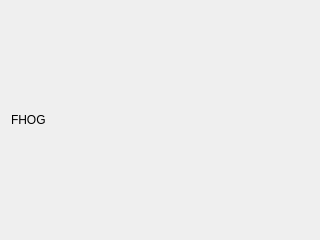
Above: widget.ui from annotatorproject/annotatorplugin_fhog before the change. Below: the same form after it.
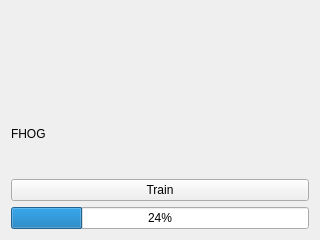
That is the form after the change.

```diff
--- a/widget.ui
+++ b/widget.ui
@@ -21,6 +21,27 @@
      </property>
     </widget>
    </item>
+   <item row="2" column="0">
+    <widget class="QPushButton" name="pushButton">
+     <property name="text">
+      <string>Train</string>
+     </property>
+    </widget>
+   </item>
+   <item row="3" column="0">
+    <widget class="QProgressBar" name="progressBar">
+     <property name="value">
+      <number>24</number>
+     </property>
+    </widget>
+   </item>
+   <item row="0" column="0">
+    <widget class="QLabel" name="objectPixmap">
+     <property name="text">
+      <string/>
+     </property>
+    </widget>
+   </item>
   </layout>
  </widget>
  <resources/>
```
